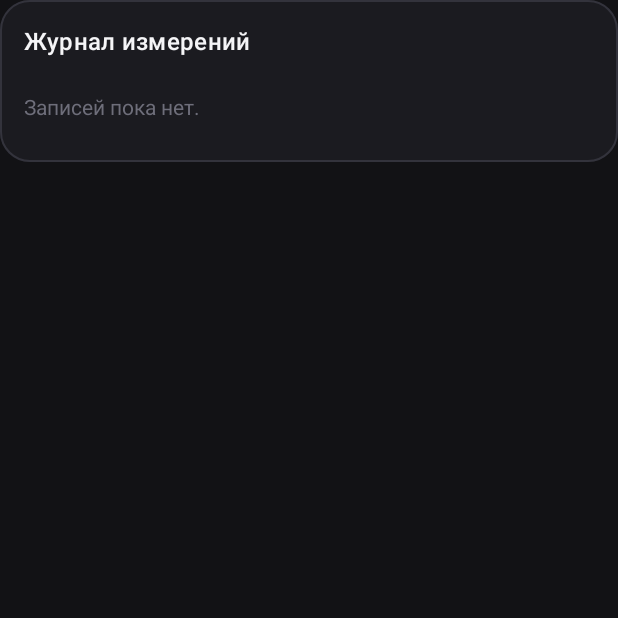
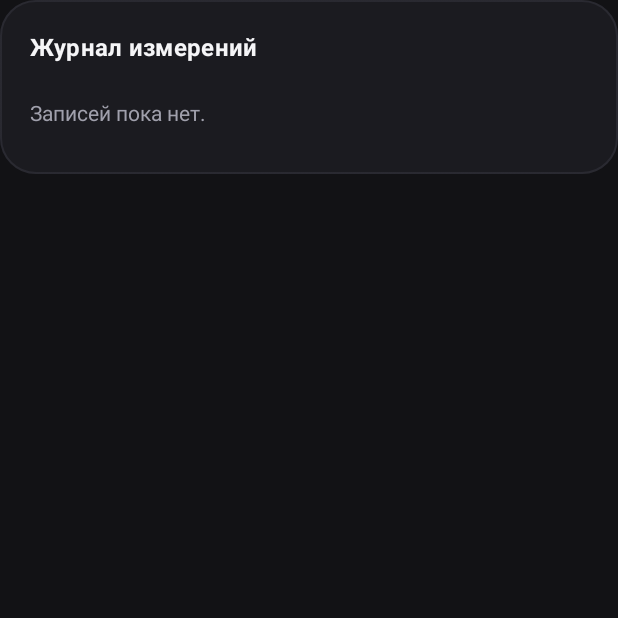
Before and after one commit to utez-sun/lira-app, an Android app built with Jetpack Compose: the composable HistoryList called with empty values, on a phone screen of 412 x 824 dp, the top half of it. Run offline under Robolectric (Android 15) with nearby library versions, the phone set to English and light mode, and no system bars; 2 statements that could not run were skipped.

Commit message:
Add/update app/src/main/java/com/lira/tracker/ui/components/HistoryList.kt

```diff
--- a/app/src/main/java/com/lira/tracker/ui/components/HistoryList.kt
+++ b/app/src/main/java/com/lira/tracker/ui/components/HistoryList.kt
@@ -1,6 +1,5 @@
 package com.lira.tracker.ui.components
 
-import androidx.compose.foundation.background
 import androidx.compose.foundation.layout.Arrangement
 import androidx.compose.foundation.layout.Column
 import androidx.compose.foundation.layout.Row
@@ -14,6 +13,7 @@ import androidx.compose.material3.CardDefaults
 import androidx.compose.material3.HorizontalDivider
 import androidx.compose.material3.MaterialTheme
 import androidx.compose.material3.Text
+import androidx.compose.material3.TextButton
 import androidx.compose.runtime.Composable
 import androidx.compose.ui.Alignment
 import androidx.compose.ui.Modifier
@@ -21,46 +21,66 @@ import androidx.compose.ui.graphics.Brush
 import androidx.compose.ui.text.font.FontWeight
 import androidx.compose.ui.unit.dp
 import com.lira.tracker.data.model.ListenerRecord
-import com.lira.tracker.ui.theme.DarkBorder
-import com.lira.tracker.ui.theme.DarkSurface
 import com.lira.tracker.ui.theme.DeltaNegative
 import com.lira.tracker.ui.theme.DeltaPositive
 import com.lira.tracker.ui.theme.DeltaZero
-import com.lira.tracker.ui.theme.TextMuted
-import com.lira.tracker.ui.theme.TextPrimary
-import com.lira.tracker.ui.theme.TextSecondary
 import java.text.NumberFormat
 import java.util.Locale
 
 @Composable
 fun HistoryList(
     records: List<ListenerRecord>,
-    modifier: Modifier = Modifier
+    modifier: Modifier = Modifier,
+    onClearHistory: (() -> Unit)? = null
 ) {
+    val themeSurface = MaterialTheme.colorScheme.surface
+    val themeOnSurface = MaterialTheme.colorScheme.onSurface
+    val themeOnSurfaceVariant = MaterialTheme.colorScheme.onSurfaceVariant
+    val themeOutline = MaterialTheme.colorScheme.outline
+
     Card(
         modifier = modifier.fillMaxWidth(),
-        shape = RoundedCornerShape(20.dp),
-        colors = CardDefaults.cardColors(containerColor = DarkSurface),
-        border = CardDefaults.outlinedCardBorder().copy(brush = Brush.horizontalGradient(listOf(DarkBorder, DarkBorder)))
+        shape = RoundedCornerShape(24.dp),
+        colors = CardDefaults.cardColors(containerColor = themeSurface),
+        border = CardDefaults.outlinedCardBorder().copy(
+            brush = Brush.horizontalGradient(listOf(themeOutline.copy(alpha = 0.6f), themeOutline.copy(alpha = 0.6f)))
+        )
     ) {
         Column(
             modifier = Modifier
                 .fillMaxWidth()
-                .padding(16.dp)
+                .padding(20.dp)
         ) {
-            Text(
-                text = "Журнал измерений",
-                style = MaterialTheme.typography.titleMedium,
-                color = TextPrimary,
-                fontWeight = FontWeight.SemiBold
-            )
+            Row(
+                modifier = Modifier.fillMaxWidth(),
+                horizontalArrangement = Arrangement.SpaceBetween,
+                verticalAlignment = Alignment.CenterVertically
+            ) {
+                Text(
+                    text = "Журнал измерений",
+                    style = MaterialTheme.typography.titleMedium,
+                    color = themeOnSurface,
+                    fontWeight = FontWeight.Bold
+                )
+
+                if (records.isNotEmpty() && onClearHistory != null) {
+                    TextButton(onClick = onClearHistory) {
+                        Text(
+                            text = "Очистить",
+                            style = MaterialTheme.typography.labelMedium,
+                            color = MaterialTheme.colorScheme.error
+                        )
+                    }
+                }
+            }
+
             Spacer(modifier = Modifier.height(12.dp))
 
             if (records.isEmpty()) {
                 Text(
                     text = "Записей пока нет.",
                     style = MaterialTheme.typography.bodyMedium,
-                    color = TextMuted,
+                    color = themeOnSurfaceVariant,
                     modifier = Modifier.padding(vertical = 12.dp)
                 )
             } else {
@@ -68,9 +88,9 @@ fun HistoryList(
                     HistoryItemRow(record = record)
                     if (index < records.size - 1) {
                         HorizontalDivider(
-                            color = DarkBorder.copy(alpha = 0.5f),
+                            color = themeOutline.copy(alpha = 0.35f),
                             thickness = 1.dp,
-                            modifier = Modifier.padding(vertical = 8.dp)
+                            modifier = Modifier.padding(vertical = 10.dp)
                         )
                     }
                 }
@@ -81,6 +101,9 @@ fun HistoryList(
 
 @Composable
 private fun HistoryItemRow(record: ListenerRecord) {
+    val themeOnSurface = MaterialTheme.colorScheme.onSurface
+    val themeOnSurfaceVariant = MaterialTheme.colorScheme.onSurfaceVariant
+
     val numberFormatted = NumberFormat.getNumberInstance(Locale.FRANCE).format(record.listeners)
     val deltaFormatted = when {
         record.delta > 0 -> "+${NumberFormat.getNumberInstance(Locale.FRANCE).format(record.delta)}"
@@ -104,13 +127,13 @@ private fun HistoryItemRow(record: ListenerRecord) {
             Text(
                 text = record.dateString,
                 style = MaterialTheme.typography.bodyMedium,
-                color = TextPrimary,
-                fontWeight = FontWeight.Medium
+                color = themeOnSurface,
+                fontWeight = FontWeight.SemiBold
             )
             Text(
                 text = "Яндекс Музыка",
                 style = MaterialTheme.typography.labelSmall,
-                color = TextMuted
+                color = themeOnSurfaceVariant
             )
         }
 
@@ -118,8 +141,8 @@ private fun HistoryItemRow(record: ListenerRecord) {
             Text(
                 text = "$numberFormatted сл.",
                 style = MaterialTheme.typography.bodyMedium,
-                color = TextPrimary,
-                fontWeight = FontWeight.SemiBold
+                color = themeOnSurface,
+                fontWeight = FontWeight.Bold
             )
             Text(
                 text = "($deltaFormatted)",
```
